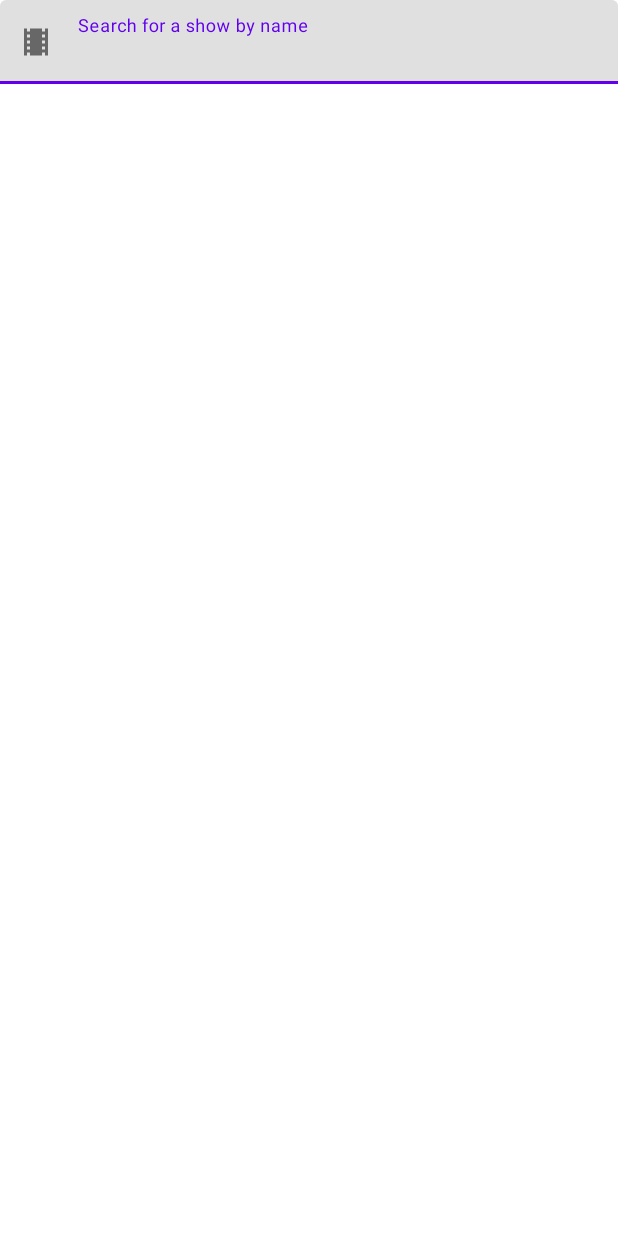
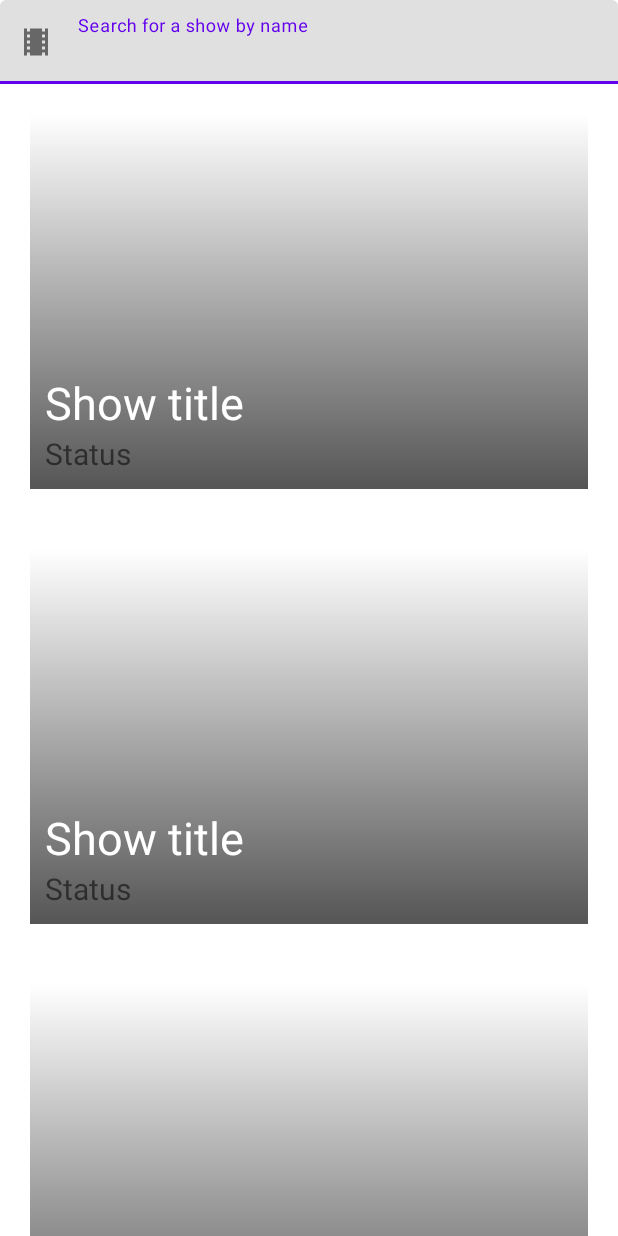
Before and after one commit to pianomar/tv-maze-android, an Android app: the layout fragment_main.xml on its own in the app's theme, with its tools: preview values and no code run, on a phone screen of 412 x 824 dp. Run offline under Robolectric (Android 15) with nearby library versions, the phone set to English and light mode, and no system bars.

Commit message:
Complete list of shows by query feature

```diff
--- a/app/build.gradle
+++ b/app/build.gradle
@@ -64,6 +64,9 @@ dependencies {
     implementation 'com.google.dagger:hilt-android:2.38.1'
     kapt 'com.google.dagger:hilt-android-compiler:2.38.1'
 
+    // Image loading
+    implementation 'com.github.bumptech.glide:glide:4.12.0'
+    kapt 'com.github.bumptech.glide:compiler:4.12.0'
 
     testImplementation 'junit:junit:4.+'
     androidTestImplementation 'androidx.test.ext:junit:1.1.3'
--- /dev/null
+++ b/app/src/main/res/drawable/show_poster_overlay.xml
@@ -0,0 +1,11 @@
+<?xml version="1.0" encoding="utf-8"?>
+<shape xmlns:android="http://schemas.android.com/apk/res/android"
+    android:shape="rectangle" >
+
+    <gradient
+        android:angle="90"
+        android:endColor="#00ffffff"
+        android:startColor="#aa000000"/>
+
+    <corners android:radius="0dp" />
+</shape>
--- a/app/src/main/res/layout/fragment_main.xml
+++ b/app/src/main/res/layout/fragment_main.xml
@@ -26,5 +26,17 @@
 
         </com.google.android.material.textfield.TextInputLayout>
 
+        <androidx.recyclerview.widget.RecyclerView
+            android:id="@+id/showsList"
+            android:layout_width="0dp"
+            android:layout_height="0dp"
+            app:layoutManager="androidx.recyclerview.widget.LinearLayoutManager"
+            android:orientation="vertical"
+            app:layout_constraintStart_toStartOf="parent"
+            app:layout_constraintEnd_toEndOf="parent"
+            tools:listitem="@layout/show_listitem_layout"
+            app:layout_constraintTop_toBottomOf="@+id/textField"
+            app:layout_constraintBottom_toBottomOf="parent" />
+
     </androidx.constraintlayout.widget.ConstraintLayout>
 </layout>
--- /dev/null
+++ b/app/src/main/res/layout/show_listitem_layout.xml
@@ -0,0 +1,65 @@
+<?xml version="1.0" encoding="utf-8"?>
+<layout
+    xmlns:android="http://schemas.android.com/apk/res/android"
+    xmlns:app="http://schemas.android.com/apk/res-auto"
+    xmlns:tools="http://schemas.android.com/tools">
+
+    <androidx.constraintlayout.widget.ConstraintLayout
+        android:layout_width="match_parent"
+        android:layout_height="wrap_content"
+        android:layout_margin="@dimen/standard_margin">
+
+        <ImageView
+            android:id="@+id/show_poster_img"
+            android:layout_width="0dp"
+            android:layout_height="@dimen/show_poster_height"
+            app:layout_constraintEnd_toEndOf="parent"
+            app:layout_constraintStart_toStartOf="parent"
+            app:layout_constraintTop_toTopOf="parent" />
+
+        <View
+            android:layout_width="0dp"
+            android:layout_height="@dimen/show_poster_height"
+            android:background="@drawable/show_poster_overlay"
+            app:layout_constraintBottom_toBottomOf="parent"
+            app:layout_constraintEnd_toEndOf="parent"
+            app:layout_constraintStart_toStartOf="parent" />
+
+        <androidx.constraintlayout.widget.ConstraintLayout
+            android:id="@+id/show_container"
+            android:layout_width="0dp"
+            android:layout_height="wrap_content"
+            android:padding="10dp"
+            app:layout_constraintBottom_toBottomOf="parent"
+            app:layout_constraintEnd_toEndOf="parent"
+            app:layout_constraintStart_toStartOf="parent">
+
+            <TextView
+                android:id="@+id/title"
+                android:layout_width="0dp"
+                android:layout_height="wrap_content"
+                android:ellipsize="end"
+                android:maxLines="1"
+                android:textColor="@color/white"
+                android:textSize="30sp"
+                app:layout_constraintBottom_toTopOf="@+id/status_txt"
+                app:layout_constraintEnd_toEndOf="parent"
+                app:layout_constraintStart_toStartOf="parent"
+                tools:text="Show title" />
+
+            <TextView
+                android:id="@+id/status_txt"
+                android:layout_width="0dp"
+                android:layout_height="wrap_content"
+                android:ellipsize="end"
+                android:maxLines="1"
+                android:textSize="20sp"
+                app:layout_constraintBottom_toBottomOf="parent"
+                app:layout_constraintEnd_toEndOf="parent"
+                app:layout_constraintStart_toStartOf="parent"
+                tools:text="Status" />
+
+        </androidx.constraintlayout.widget.ConstraintLayout>
+
+    </androidx.constraintlayout.widget.ConstraintLayout>
+</layout>
--- a/app/src/main/res/values/colors.xml
+++ b/app/src/main/res/values/colors.xml
@@ -7,4 +7,6 @@
     <color name="teal_700">#FF018786</color>
     <color name="black">#FF000000</color>
     <color name="white">#FFFFFFFF</color>
+    <color name="red">#FF1100</color>
+    <color name="grey">#E0E0E2</color>
 </resources>
--- /dev/null
+++ b/app/src/main/res/values/dimens.xml
@@ -0,0 +1,5 @@
+<?xml version="1.0" encoding="utf-8"?>
+<resources>
+    <dimen name="show_poster_height">250dp</dimen>
+    <dimen name="standard_margin">20dp</dimen>
+</resources>
--- a/app/src/main/res/values/strings.xml
+++ b/app/src/main/res/values/strings.xml
@@ -3,4 +3,5 @@
     <!-- TODO: Remove or change this placeholder text -->
     <string name="hello_blank_fragment">Hello blank fragment</string>
     <string name="search_shows_hint">Search for a show by name</string>
+    <string name="generic_error">Something went wrong</string>
 </resources>
```
Also changed, not shown: app/src/main/java/com/omarhezi/ndrive/MainFragment.kt (+19 -4 lines), app/src/main/java/com/omarhezi/ndrive/showslist/api/ShowsRepository.kt (+1 -11 lines), app/src/main/java/com/omarhezi/ndrive/showslist/core/ShowsListViewModel.kt (+15 -4 lines), app/src/main/java/com/omarhezi/ndrive/showslist/core/modules/Show.kt (+23 -3 lines), app/src/main/java/com/omarhezi/ndrive/showslist/core/modules/ShowViewData.kt (added, +11 -0 lines), app/src/main/java/com/omarhezi/ndrive/showslist/ui/ShowViewHolder.kt (added, +21 -0 lines), app/src/main/java/com/omarhezi/ndrive/showslist/ui/ShowsAdapter.kt (added, +22 -0 lines).
